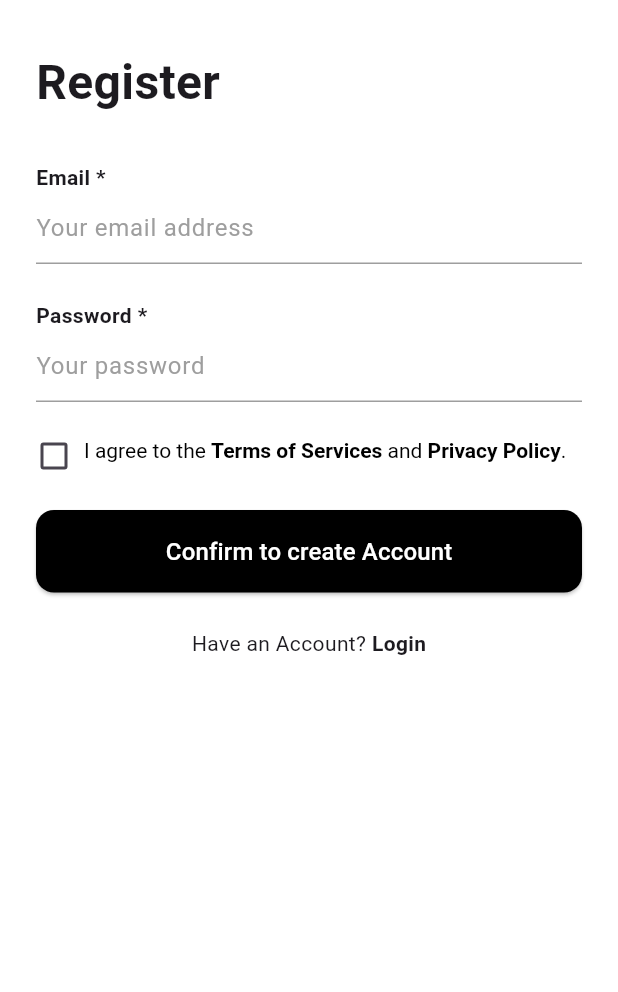
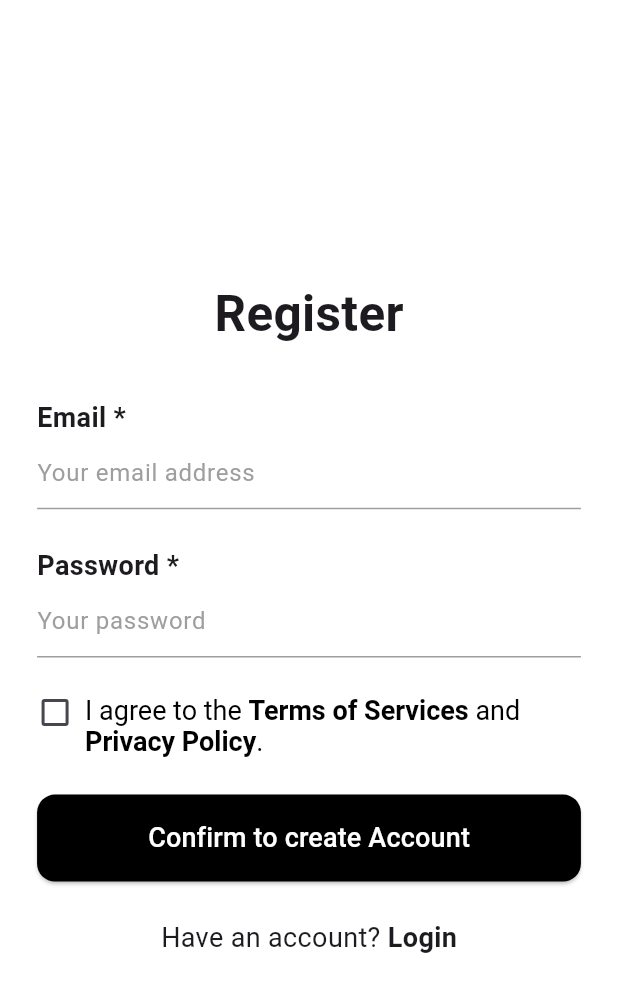
Before and after one commit to Lolipopxn/Personal-Wellness-Tracker-App, a Flutter app: the LoginPage screen opened by its route, after a tap on "Sign In", after a tap on "Register", on a phone screen of 412 x 824 dp. Shown: the top 992 px of the screen. Run offline on Flutter 3.47's test engine with Material 3 defaults, Android fonts, the light colour scheme and no system bars; our stand-ins replace firebase_auth, firebase_core, image_picker; accounts and stored records are empty.

Commit message:
responsive login, register and dashboard pages

```diff
--- a/personal_wellness_tracker/lib/pages/login_page.dart
+++ b/personal_wellness_tracker/lib/pages/login_page.dart
@@ -12,8 +12,8 @@ class LoginPage extends StatefulWidget {
 }
 
 class _LoginPageState extends State<LoginPage> {
-  TextEditingController controllerEmail = TextEditingController();
-  TextEditingController controllerPassword = TextEditingController();
+  final controllerEmail = TextEditingController();
+  final controllerPassword = TextEditingController();
   final formKey = GlobalKey<FormState>();
   String errorMessage = '';
 
@@ -37,9 +37,7 @@ class _LoginPageState extends State<LoginPage> {
         password: controllerPassword.text.trim(),
       );
 
-      // ถ้า login สำเร็จ -> ไปหน้า Profile
       if (context.mounted) {
-        // ซ่อน loading indicator ก่อนเปลี่ยนหน้า
         Navigator.of(context).pop();
         Navigator.pushReplacement(
           context,
@@ -47,7 +45,6 @@ class _LoginPageState extends State<LoginPage> {
         );
       }
     } on FirebaseAuthException catch (e) {
-      // ซ่อน loading indicator
       if (context.mounted) {
         Navigator.of(context).pop();
       }
@@ -59,43 +56,56 @@ class _LoginPageState extends State<LoginPage> {
 
   @override
   Widget build(BuildContext context) {
+    final screenSize = MediaQuery.of(context).size;
+    final screenWidth = screenSize.width;
+    final screenHeight = screenSize.height;
+
+    final titleFontSize = (screenWidth * 0.08).clamp(26.0, 40.0);
+    final bodyFontSize = (screenWidth * 0.04).clamp(14.0, 18.0);
+    final iconSize = (screenWidth * 0.25).clamp(80.0, 140.0);
+    final horizontalPadding = screenWidth * 0.06;
+
     return Scaffold(
-      body: SafeArea(
+      body: LayoutBuilder(
+        builder: (context, constraints) {
+          return SafeArea(
             child: Center(
               child: SingleChildScrollView(
-            padding: const EdgeInsets.symmetric(horizontal: 24.0),
+                padding: EdgeInsets.symmetric(horizontal: horizontalPadding),
+                child: ConstrainedBox(
+                  constraints: const BoxConstraints(maxWidth: 500),
                   child: Form(
                     key: formKey,
                     child: Column(
-                mainAxisAlignment: MainAxisAlignment.center,
-                crossAxisAlignment: CrossAxisAlignment.start,
+                      crossAxisAlignment: CrossAxisAlignment.stretch,
                       children: [
-                  // 2. Image Placeholder
+                        SizedBox(height: screenHeight * 0.03),
                         Center(
                           child: Icon(
-                      Icons.image_search, // ไอคอน Placeholder
-                      size: 100,
+                            Icons.image_search,
+                            size: iconSize,
                             color: Colors.grey.shade300,
                           ),
                         ),
-                  const SizedBox(height: 30),
-
-                  // 3. Login Title
-                  const Center(
+                        SizedBox(height: screenHeight * 0.03),
+                        Center(
                           child: Text(
                             'Login',
                             style: TextStyle(
-                        fontSize: 32,
+                              fontSize: titleFontSize,
                               fontWeight: FontWeight.bold,
                             ),
                           ),
                         ),
-                  const SizedBox(height: 40),
+                        SizedBox(height: screenHeight * 0.05),
 
-                  // 4. Email Field
-                  const Text(
+                        // Email
+                        Text(
                           'Email',
-                    style: TextStyle(fontWeight: FontWeight.bold, fontSize: 16),
+                          style: TextStyle(
+                            fontSize: bodyFontSize,
+                            fontWeight: FontWeight.bold,
+                          ),
                         ),
                         const SizedBox(height: 8),
                         TextFormField(
@@ -104,8 +114,8 @@ class _LoginPageState extends State<LoginPage> {
                             hintText: 'Your email address',
                             hintStyle: TextStyle(color: Colors.grey),
                             contentPadding: EdgeInsets.symmetric(
-                        vertical: 10.0,
-                        horizontal: 10.0,
+                              vertical: 10,
+                              horizontal: 10,
                             ),
                             enabledBorder: UnderlineInputBorder(
                               borderSide: BorderSide(color: Colors.grey),
@@ -122,12 +132,15 @@ class _LoginPageState extends State<LoginPage> {
                             return null;
                           },
                         ),
-                  const SizedBox(height: 24),
+                        SizedBox(height: screenHeight * 0.03),
 
-                  // 5. Password Field
-                  const Text(
+                        // Password
+                        Text(
                           'Password',
-                    style: TextStyle(fontWeight: FontWeight.bold, fontSize: 16),
+                          style: TextStyle(
+                            fontSize: bodyFontSize,
+                            fontWeight: FontWeight.bold,
+                          ),
                         ),
                         const SizedBox(height: 8),
                         TextFormField(
@@ -136,8 +149,8 @@ class _LoginPageState extends State<LoginPage> {
                             hintText: 'Your password',
                             hintStyle: TextStyle(color: Colors.grey),
                             contentPadding: EdgeInsets.symmetric(
-                        vertical: 10.0,
-                        horizontal: 10.0,
+                              vertical: 10,
+                              horizontal: 10,
                             ),
                             enabledBorder: UnderlineInputBorder(
                               borderSide: BorderSide(color: Colors.grey),
@@ -154,9 +167,8 @@ class _LoginPageState extends State<LoginPage> {
                             return null;
                           },
                         ),
-                  const SizedBox(height: 24),
+                        const SizedBox(height: 16),
 
-                  // Error Message
                         if (errorMessage.isNotEmpty)
                           Center(
                             child: Padding(
@@ -169,10 +181,8 @@ class _LoginPageState extends State<LoginPage> {
                             ),
                           ),
 
-                  // 6. Sign In Button
-                  SizedBox(
-                    width: double.infinity,
-                    child: ElevatedButton(
+                        // Sign in button
+                        ElevatedButton(
                           onPressed: () {
                             if (formKey.currentState?.validate() ?? false) {
                               signIn();
@@ -186,29 +196,31 @@ class _LoginPageState extends State<LoginPage> {
                               borderRadius: BorderRadius.circular(12),
                             ),
                           ),
-                      child: const Row(
+                          child: Row(
                             mainAxisAlignment: MainAxisAlignment.center,
                             children: [
-                          Icon(Icons.arrow_forward),
-                          SizedBox(width: 10),
-                          Text('Sign In', style: TextStyle(fontSize: 18)),
+                              const Icon(Icons.arrow_forward),
+                              const SizedBox(width: 10),
+                              Text(
+                                'Sign In',
+                                style: TextStyle(fontSize: bodyFontSize),
+                              ),
                             ],
                           ),
                         ),
-                  ),
-                  const SizedBox(height: 24),
+                        SizedBox(height: screenHeight * 0.03),
 
+                        // Register link
                         Row(
                           mainAxisAlignment: MainAxisAlignment.center,
                           children: [
-                      const Text("Have an Account? "),
+                            const Text("Don't have an account? "),
                             GestureDetector(
                               onTap: () {
-                          // เมื่อกดที่นี่
                                 Navigator.push(
                                   context,
                                   MaterialPageRoute(
-                              builder: (context) => const RegisterPage(),
+                                    builder: (_) => const RegisterPage(),
                                   ),
                                 );
                               },
@@ -219,29 +231,32 @@ class _LoginPageState extends State<LoginPage> {
                             ),
                           ],
                         ),
-                  const SizedBox(height: 24),
+                        SizedBox(height: screenHeight * 0.03),
 
-                  // 8. "OR" Divider
+                        // Divider
                         const Row(
                           children: [
                             Expanded(child: Divider(thickness: 1)),
                             Padding(
                               padding: EdgeInsets.symmetric(horizontal: 16),
-                        child: Text('OR', style: TextStyle(color: Colors.grey)),
+                              child: Text(
+                                'OR',
+                                style: TextStyle(color: Colors.grey),
+                              ),
                             ),
                             Expanded(child: Divider(thickness: 1)),
                           ],
                         ),
-                  const SizedBox(height: 24),
+                        SizedBox(height: screenHeight * 0.03),
 
-                  // 9. Social Login Buttons
+                        // Social login
                         Row(
                           mainAxisAlignment: MainAxisAlignment.center,
                           children: [
                             IconButton(
-                        icon: const Icon(Icons.email_outlined, size: 28),
+                              icon: const Icon(Icons.g_mobiledata, size: 28),
                               onPressed: () {
-                          /* TODO: Handle 1st social login */
+                                // TODO
                               },
                               style: IconButton.styleFrom(
                                 side: BorderSide(color: Colors.grey.shade400),
@@ -253,9 +268,9 @@ class _LoginPageState extends State<LoginPage> {
                             ),
                             const SizedBox(width: 20),
                             IconButton(
-                        icon: const Icon(Icons.email_outlined, size: 28),
+                              icon: const Icon(Icons.apple, size: 28),
                               onPressed: () {
-                          /* TODO: Handle 2nd social login */
+                                // TODO
                               },
                               style: IconButton.styleFrom(
                                 side: BorderSide(color: Colors.grey.shade400),
@@ -267,7 +282,7 @@ class _LoginPageState extends State<LoginPage> {
                             ),
                           ],
                         ),
-                  const SizedBox(height: 20),
+                        SizedBox(height: screenHeight * 0.02),
                       ],
                     ),
                   ),
@@ -275,5 +290,8 @@ class _LoginPageState extends State<LoginPage> {
               ),
             ),
           );
+        },
+      ),
+    );
   }
 }
--- a/personal_wellness_tracker/lib/pages/register_page.dart
+++ b/personal_wellness_tracker/lib/pages/register_page.dart
@@ -72,26 +72,50 @@ class _RegisterPageState extends State<RegisterPage> {
 
   @override
   Widget build(BuildContext context) {
+    final screenSize = MediaQuery.of(context).size;
+    final screenWidth = screenSize.width;
+    final screenHeight = screenSize.height;
+
+    final titleFontSize = (screenWidth * 0.08).clamp(26.0, 40.0);
+    final bodyFontSize = (screenWidth * 0.045).clamp(14.0, 18.0);
+    final paddingHorizontal = screenWidth * 0.06;
+    final maxContentWidth = 500.0;
+
     return Scaffold(
       body: SafeArea(
+        child: Center(
           child: SingleChildScrollView(
-          padding: const EdgeInsets.symmetric(horizontal: 24.0, vertical: 32.0),
+            padding: EdgeInsets.symmetric(
+              horizontal: paddingHorizontal,
+              vertical: 32,
+            ),
+            child: ConstrainedBox(
+              constraints: BoxConstraints(maxWidth: maxContentWidth),
               child: Form(
                 key: formKey,
                 child: Column(
                   crossAxisAlignment: CrossAxisAlignment.start,
                   children: [
-                // 1. Register Title
-                const Text(
+                    // Title
+                    Center(
+                      child: Text(
                         'Register',
-                  style: TextStyle(fontSize: 32, fontWeight: FontWeight.bold),
+                        style: TextStyle(
+                          fontSize: titleFontSize,
+                          fontWeight: FontWeight.bold,
                         ),
-                const SizedBox(height: 30),
+                      ),
+                    ),
 
-                // 2. Email Field
-                const Text(
+                    SizedBox(height: screenHeight * 0.04),
+
+                    // Email
+                    Text(
                       'Email *',
-                  style: TextStyle(fontWeight: FontWeight.bold),
+                      style: TextStyle(
+                        fontWeight: FontWeight.bold,
+                        fontSize: bodyFontSize,
+                      ),
                     ),
                     TextFormField(
                       controller: controllerEmail,
@@ -107,21 +131,22 @@ class _RegisterPageState extends State<RegisterPage> {
                       ),
                       keyboardType: TextInputType.emailAddress,
                       validator: (value) {
-                    if (value == null || value.isEmpty) {
+                        if (value == null || value.isEmpty)
                           return 'Please enter your email';
-                    }
-                    if (!RegExp(r'\S+@\S+\.\S+').hasMatch(value)) {
-                      return 'Please enter a valid email address';
-                    }
+                        if (!RegExp(r'\S+@\S+\.\S+').hasMatch(value))
+                          return 'Invalid email';
                         return null;
                       },
                     ),
-                const SizedBox(height: 24),
+                    SizedBox(height: screenHeight * 0.03),
 
-                // 3. Password Field
-                const Text(
+                    // Password
+                    Text(
                       'Password *',
-                  style: TextStyle(fontWeight: FontWeight.bold),
+                      style: TextStyle(
+                        fontWeight: FontWeight.bold,
+                        fontSize: bodyFontSize,
+                      ),
                     ),
                     TextFormField(
                       controller: controllerPassword,
@@ -137,30 +162,25 @@ class _RegisterPageState extends State<RegisterPage> {
                       ),
                       obscureText: true,
                       validator: (value) {
-                    if (value == null || value.isEmpty) {
+                        if (value == null || value.isEmpty)
                           return 'Please enter your password';
-                    }
-                    if (value.length < 6) {
-                      return 'Password must be at least 6 characters long';
-                    }
+                        if (value.length < 6) return 'At least 6 characters';
                         return null;
                       },
                     ),
-                const SizedBox(height: 24),
+                    SizedBox(height: screenHeight * 0.03),
 
-                // 4. Terms of Service Checkbox
+                    // Terms
                     Row(
                       crossAxisAlignment: CrossAxisAlignment.start,
                       children: [
                         SizedBox(
+                          width: 24,
                           height: 24,
-                      width: 24,
                           child: Checkbox(
                             value: _agreeToTerms,
-                        onChanged: (bool? value) {
-                          setState(() {
-                            _agreeToTerms = value ?? false;
-                          });
+                            onChanged: (value) {
+                              setState(() => _agreeToTerms = value ?? false);
                             },
                             activeColor: Colors.black,
                           ),
@@ -169,8 +189,8 @@ class _RegisterPageState extends State<RegisterPage> {
                         Expanded(
                           child: RichText(
                             text: TextSpan(
-                          style: const TextStyle(
-                            fontSize: 14,
+                              style: TextStyle(
+                                fontSize: bodyFontSize,
                                 color: Colors.black,
                               ),
                               children: [
@@ -182,7 +202,7 @@ class _RegisterPageState extends State<RegisterPage> {
                                   ),
                                   recognizer: TapGestureRecognizer()
                                     ..onTap = () {
-                                  // TODO: Show Terms of Services
+                                      // TODO
                                     },
                                 ),
                                 const TextSpan(text: ' and '),
@@ -193,7 +213,7 @@ class _RegisterPageState extends State<RegisterPage> {
                                   ),
                                   recognizer: TapGestureRecognizer()
                                     ..onTap = () {
-                                  // TODO: Show Privacy Policy
+                                      // TODO
                                     },
                                 ),
                                 const TextSpan(text: '.'),
@@ -203,20 +223,22 @@ class _RegisterPageState extends State<RegisterPage> {
                         ),
                       ],
                     ),
-                const SizedBox(height: 24),
+                    SizedBox(height: screenHeight * 0.03),
 
-                // Error Message Display
+                    // Error Message
                     if (errorMessage.isNotEmpty)
                       Padding(
-                    padding: const EdgeInsets.only(bottom: 16.0),
+                        padding: const EdgeInsets.only(bottom: 16),
                         child: Text(
                           errorMessage,
-                      style: const TextStyle(color: Colors.red, fontSize: 14),
-                      textAlign: TextAlign.center,
+                          style: const TextStyle(
+                            color: Colors.red,
+                            fontSize: 14,
+                          ),
                         ),
                       ),
 
-                // 5. Create Account Button
+                    // Button
                     SizedBox(
                       width: double.infinity,
                       child: ElevatedButton(
@@ -231,33 +253,37 @@ class _RegisterPageState extends State<RegisterPage> {
                         ),
                         child: _isLoading
                             ? const SizedBox(
+                                width: 20,
                                 height: 20,
-                            width: 20,
                                 child: CircularProgressIndicator(
                                   strokeWidth: 2,
                                   color: Colors.white,
                                 ),
                               )
-                        : const Text(
+                            : Text(
                                 'Confirm to create Account',
-                            style: TextStyle(fontSize: 16),
+                                style: TextStyle(fontSize: bodyFontSize),
                               ),
                       ),
                     ),
-                const SizedBox(height: 24),
+                    SizedBox(height: screenHeight * 0.03),
 
-                // 6. Login Link
+                    // Login Link
                     Row(
                       mainAxisAlignment: MainAxisAlignment.center,
                       children: [
-                    const Text("Have an Account? "),
+                        Text(
+                          'Have an account? ',
+                          style: TextStyle(fontSize: bodyFontSize),
+                        ),
                         GestureDetector(
-                      onTap: () {
-                        Navigator.of(context).pop();
-                      },
-                      child: const Text(
+                          onTap: () => Navigator.of(context).pop(),
+                          child: Text(
                             'Login',
-                        style: TextStyle(fontWeight: FontWeight.bold),
+                            style: TextStyle(
+                              fontWeight: FontWeight.bold,
+                              fontSize: bodyFontSize,
+                            ),
                           ),
                         ),
                       ],
@@ -267,6 +293,8 @@ class _RegisterPageState extends State<RegisterPage> {
               ),
             ),
           ),
+        ),
+      ),
     );
   }
 }
```
Also changed, not shown: personal_wellness_tracker/lib/pages/dashboard.dart (+73 -86 lines). Lines whose indentation alone changed are shown as unchanged.
